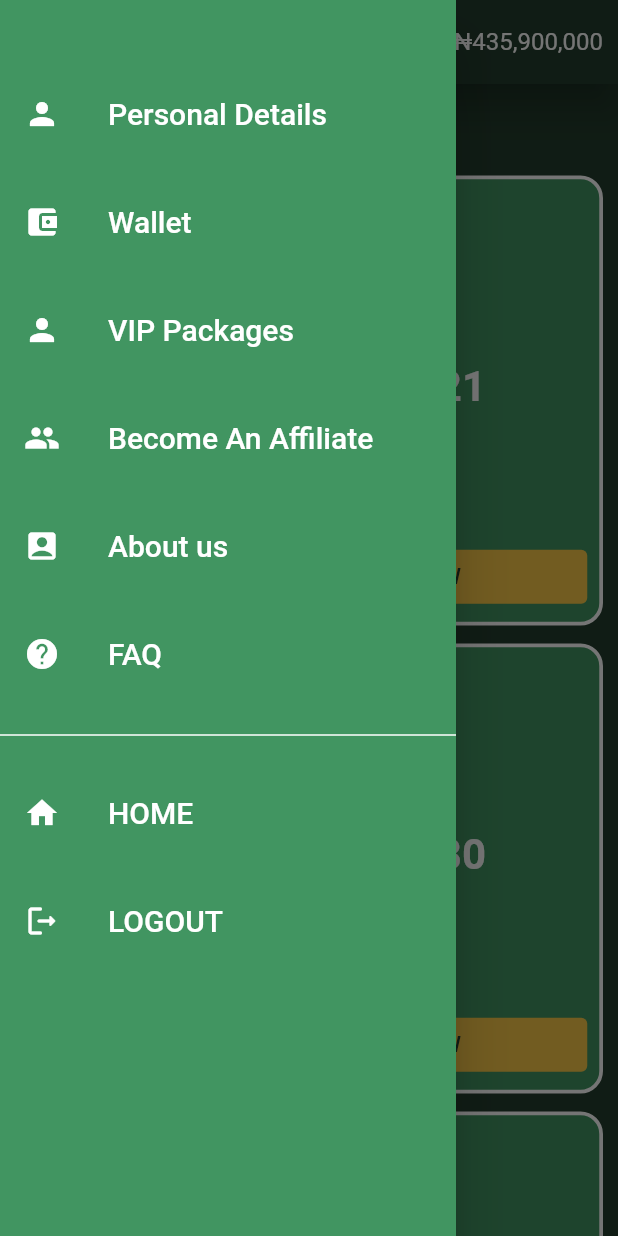
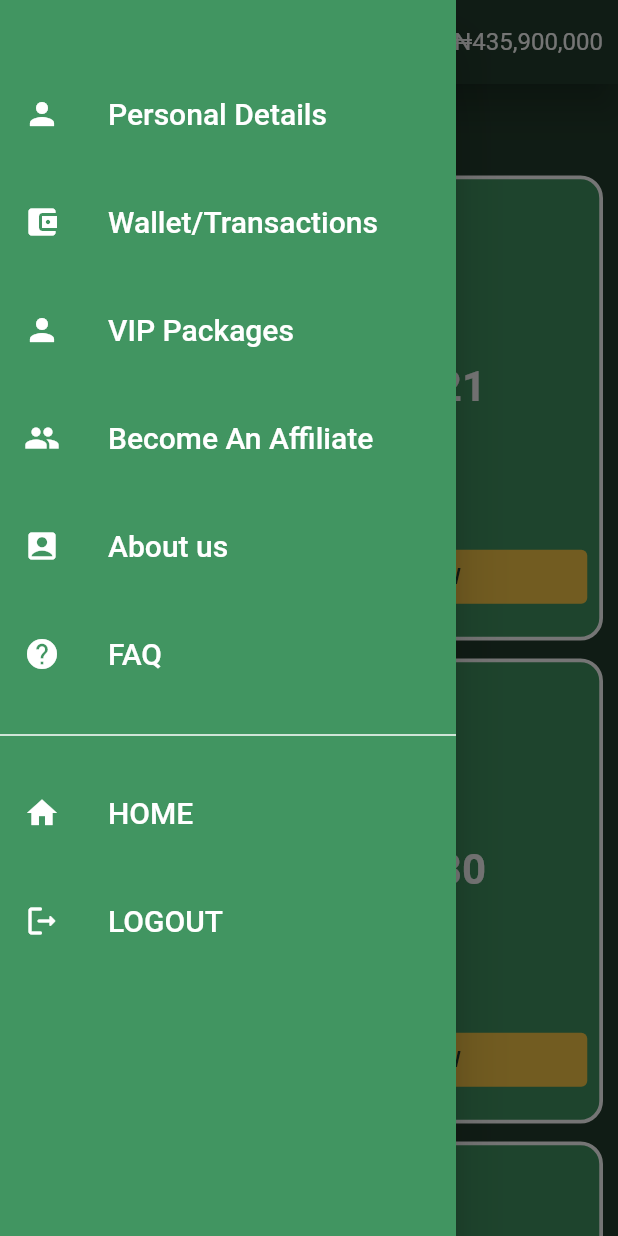
Before and after one commit to AdebayoGit/megabyte, a Flutter app: the VIPPackagesPage screen opened directly, with the side drawer open, on a phone screen of 412 x 824 dp. Run offline on Flutter 3.47's test engine with Material 2 defaults, Android fonts, the phone set to English and light mode, and no system bars; our stand-ins replace flutter_svg, google_fonts, youtube_player_flutter; network calls fail.

Commit message:
Fix navifation drawer and widget overflows

```diff
--- a/lib/components/games_card.dart
+++ b/lib/components/games_card.dart
@@ -23,7 +23,7 @@ class GamesCard extends StatelessWidget {
           borderRadius: BorderRadius.circular(15.0)),
       child: Column(
         mainAxisAlignment: MainAxisAlignment.spaceBetween,
-        mainAxisSize: MainAxisSize.max,
+        mainAxisSize: MainAxisSize.min,
         children: [
           Row(
             mainAxisAlignment: MainAxisAlignment.spaceAround,
--- a/lib/views/main_app_bar.dart
+++ b/lib/views/main_app_bar.dart
@@ -10,11 +10,7 @@ class MainAppBar extends AppBar {
             Row(
               children: [
                 IconButton(
-                  onPressed: () {
-                    Navigator.of(context).push(MaterialPageRoute(
-                      builder: (context) => AdvancedSliverAppBar(),
-                    ));
-                  },
+                  onPressed: () {},
                   icon: const Icon(Icons.shopping_cart),
                 ),
                 const Text(
--- a/lib/views/navigation_drawer.dart
+++ b/lib/views/navigation_drawer.dart
@@ -31,7 +31,7 @@ class NavigationDrawerWidget extends StatelessWidget {
             ),
             const SizedBox(height: 16),
             buildDrawerMenuItem(
-              pageTitle: 'Wallet',
+              pageTitle: 'Wallet/Transactions',
               icon: Icons.account_balance_wallet,
               onClicked: () => _selectedItem(context, 1),
             ),
--- a/lib/views/vip_packages_page.dart
+++ b/lib/views/vip_packages_page.dart
@@ -25,7 +25,7 @@ class VIPPackagesPage extends StatelessWidget {
               child: ListView(
                 children: <Widget>[
                   Container(
-                    height: 300,
+                    height: 310,
                     margin: const EdgeInsets.symmetric(
                         horizontal: 10.0, vertical: 6.0),
                     decoration: BoxDecoration(
@@ -59,15 +59,21 @@ class VIPPackagesPage extends StatelessWidget {
                                 ))
                           ],
                         ),
-                        const Text(
+                        const FittedBox(
+                          fit: BoxFit.contain,
+                          child: Text(
                             "₦334,375,567,321",
                             style: TextStyle(
                                 fontSize: 28.0, fontWeight: FontWeight.bold),
                           ),
-                        const Text(
+                        ),
+                        const FittedBox(
+                          fit: BoxFit.fitWidth,
+                          child: Text(
                             "33 ticket(s)",
                             style: TextStyle(
                                 fontSize: 22.0, fontWeight: FontWeight.bold),
+                          ),
                         ),
                         const Text(
                           "11-combo lotteries",
@@ -85,18 +91,22 @@ class VIPPackagesPage extends StatelessWidget {
                             Expanded(
                               child: Column(
                                 children: const [
-                                  Text(
+                                  FittedBox(
+                                    child: Text(
                                       '₦334,375',
                                       style: TextStyle(
                                         decoration: TextDecoration.lineThrough,
                                         fontSize: 18.0,
                                       ),
                                     ),
-                                  Text(
+                                  ),
+                                  FittedBox(
+                                    child: Text(
                                       '₦300,375',
                                       style: TextStyle(
                                           fontSize: 18.0,
                                           fontWeight: FontWeight.bold),
+                                    ),
                                   )
                                 ],
                               ),
@@ -123,7 +133,7 @@ class VIPPackagesPage extends StatelessWidget {
                     ),
                   ),
                   Container(
-                    height: 300,
+                    height: 310,
                     margin: const EdgeInsets.symmetric(
                         horizontal: 10.0, vertical: 6.0),
                     decoration: BoxDecoration(
@@ -221,7 +231,7 @@ class VIPPackagesPage extends StatelessWidget {
                     ),
                   ),
                   Container(
-                    height: 300,
+                    height: 310,
                     margin: const EdgeInsets.symmetric(
                         horizontal: 10.0, vertical: 6.0),
                     decoration: BoxDecoration(
@@ -255,20 +265,26 @@ class VIPPackagesPage extends StatelessWidget {
                                 ))
                           ],
                         ),
-                        const Text(
+                        const FittedBox(
+                          child: Text(
                             "₦80,735,600,540",
                             style: TextStyle(
                                 fontSize: 28.0, fontWeight: FontWeight.bold),
                           ),
-                        const Text(
+                        ),
+                        const FittedBox(
+                          child: Text(
                             "20 ticket(s)",
                             style: TextStyle(
                                 fontSize: 22.0, fontWeight: FontWeight.bold),
                           ),
-                        const Text(
+                        ),
+                        const FittedBox(
+                          child: Text(
                             "4-combo lotteries",
                             style: TextStyle(
                                 fontSize: 22.0, fontWeight: FontWeight.bold),
+                          ),
                         ),
                         const Text(
                           "4 Draws",
```
Also changed, not shown: lib/views/about_us.dart (+7 -2 lines), lib/views/become_an_affliate.dart (+8 -3 lines), lib/views/home_page.dart (+9 -2 lines), lib/views/transactions_page.dart (deleted, +0 -15 lines), lib/views/wallet.dart (+7 -2 lines), 1 other file. Lines whose indentation alone changed are shown as unchanged.
